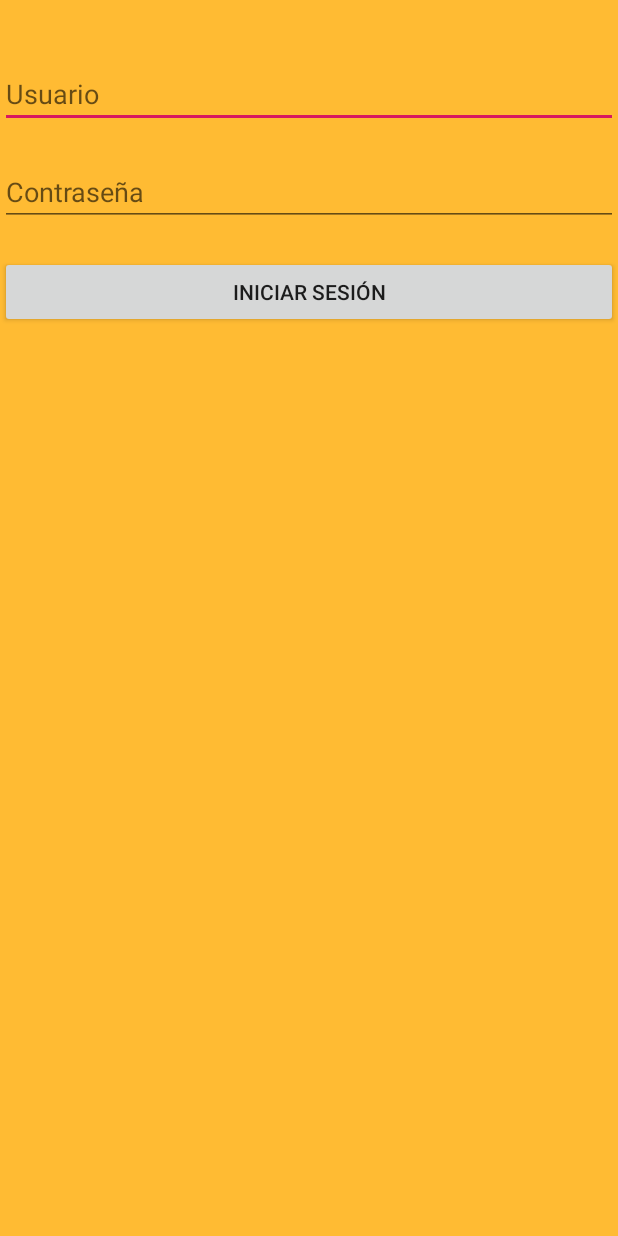
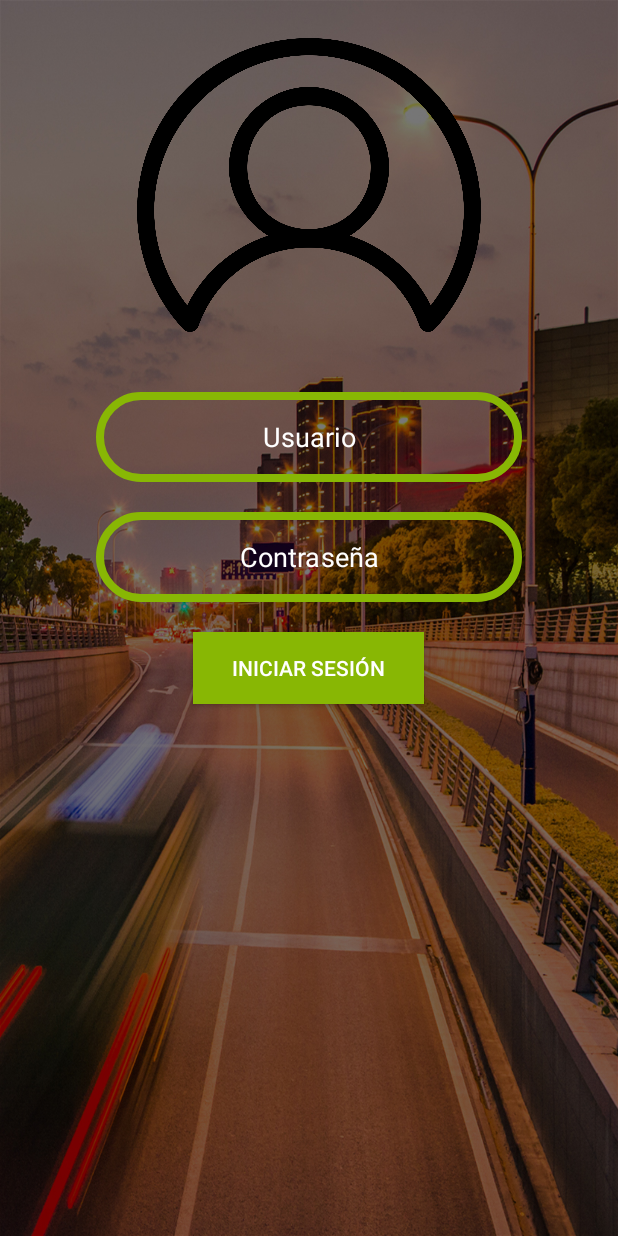
Before and after one commit to AlorenaP/AplicacionAdmin, an Android app: the Login screen opened directly, with no data from a screen before it, on a phone screen of 412 x 824 dp. Run offline under Robolectric (Android 15) with nearby library versions, the phone set to English and light mode, and no system bars.

```diff
--- a/app/src/main/java/com/example/lorena/releasemaps/Login.java
+++ b/app/src/main/java/com/example/lorena/releasemaps/Login.java
@@ -28,8 +28,6 @@ public class Login extends AppCompatActivity {
     private EditText cedula;
     private EditText password;
     private Button btnIngresar;
-    String rol;
-    public final static String ADMINISTRADOR="Administrador";
 
 
     @Override
@@ -46,40 +44,19 @@ public class Login extends AppCompatActivity {
             public void onClick(View v) {
                 final String userName=cedula.getText().toString();
                 final String contra=password.getText().toString();
-
                 if (userName.isEmpty() || contra.isEmpty()) {
 
                     Toast.makeText(Login.this, "Ingresa los campos requeridos", Toast.LENGTH_SHORT).show();
 
                 } else {
                     new BackgroundWorker().execute(userName, contra);
+                    cedula.setText("");
+                    password.setText("");
                 }
             }
         });
 
     }
-
-   /** public void onClic(View v){
-
-        if (cedula.getText().toString().isEmpty() || password.getText().toString().isEmpty()) {
-
-            Toast.makeText(Login.this, "Ingresa los campos requeridos", Toast.LENGTH_SHORT).show();
-
-        } else {
-           // loginUsuario(cedula.getText().toString(), password.getText().toString());
-            BackgroundWorker backgroundWorker= new BackgroundWorker(this);
-            backgroundWorker.execute(rol, cedula.getText().toString(), password.getText().toString());
-            if(rol.equals(ADMINISTRADOR)){
-                Intent iOperario= new Intent(Login.this, Inicio.class);
-                startActivity(iOperario);
-            }else if(!rol.equals(ADMINISTRADOR)){
-
-                Toast.makeText(Login.this, "Su rol no tiene privilegios de administrador", Toast.LENGTH_SHORT).show();
-            }
-        }
-
-    }**/
-
 
 
     public class BackgroundWorker extends AsyncTask<String, String, String> {
@@ -121,7 +98,6 @@ public class Login extends AppCompatActivity {
                 // setDoInput and setDoOutput method depict handling of both send and receive
                 conn.setDoInput(true);
                 conn.setDoOutput(true);
-                // Ext. 8331.
                 // Append parameters to URL
                 Uri.Builder builder = new Uri.Builder()
                         .appendQueryParameter("cedula", params[0])
@@ -155,16 +131,13 @@ public class Login extends AppCompatActivity {
                     BufferedReader reader = new BufferedReader(new InputStreamReader(input));
                     StringBuilder result = new StringBuilder();
                     String line;
-
                     while ((line = reader.readLine()) != null) {
                         result.append(line);
                     }
-
                     // Pass data to onPostExecute method
                     return (result.toString());
 
                 } else {
-
                     return ("unsuccessful");
                 }
 
@@ -189,15 +162,13 @@ public class Login extends AppCompatActivity {
             } else if (result.equalsIgnoreCase("false")) {
 
                 // If username and password does not match display a error message
-                Toast.makeText(Login.this, "Invalid userename or password", Toast.LENGTH_LONG);
+                Toast.makeText(Login.this, "El usuario o la contraseña es invalidad", Toast.LENGTH_LONG).show();
 
             } else if (result.equalsIgnoreCase("exception") || result.equalsIgnoreCase("unsuccessful")) {
 
-                Toast.makeText(Login.this, "OOPs! Something went wrong. Connection Problem.", Toast.LENGTH_LONG);
+                Toast.makeText(Login.this, "OOPs! Something went wrong. Connection Problem.", Toast.LENGTH_LONG).show();
 
             }
         }
     }
-
-
 }
--- /dev/null
+++ b/app/src/main/res/drawable/rounded_edittext.xml
@@ -0,0 +1,14 @@
+<?xml version="1.0" encoding="utf-8"?>
+<shape xmlns:android="http://schemas.android.com/apk/res/android"
+    android:shape="rectangle"
+    android:padding="15dp"
+    >
+    <corners
+        android:bottomRightRadius="40dp"
+        android:bottomLeftRadius="40dp"
+        android:topLeftRadius="40dp"
+        android:topRightRadius="40dp"/>
+    <stroke
+        android:width="8px"
+        android:color="@color/colorAccent" />
+</shape>
--- a/app/src/main/res/layout/activity_login.xml
+++ b/app/src/main/res/layout/activity_login.xml
@@ -3,29 +3,52 @@
     xmlns:tools="http://schemas.android.com/tools"
     android:layout_width="match_parent"
     android:layout_height="match_parent"
-    android:background="@android:color/holo_orange_light"
+    android:background="@drawable/background"
     android:orientation="vertical"
     tools:context=".Login">
+
+    <ImageView
+        android:layout_width="229dp"
+        android:layout_height="196dp"
+        android:layout_gravity="center"
+        android:layout_marginTop="25dp"
+        android:background="@drawable/logo" />
+
     <EditText
         android:id="@+id/editCedula"
-        android:layout_width="match_parent"
+        android:layout_width="284dp"
+        android:layout_height="60dp"
+        android:layout_gravity="center"
+        android:layout_marginTop="40dp"
+        android:background="@drawable/rounded_edittext"
+        android:ems="10"
+        android:gravity="center"
         android:hint="Usuario"
-        android:layout_height="wrap_content"
-        android:layout_marginTop="40dp"
-        android:ems="10"
-        android:inputType="numberDecimal" />
+        android:inputType="numberDecimal"
+        android:textColor="#FFFFFF"
+        android:textColorHint="#FFFFFF" />
+
     <EditText
         android:id="@+id/editPassword"
-        android:layout_width="match_parent"
-        android:layout_height="wrap_content"
+        android:layout_width="284dp"
+        android:layout_height="60dp"
+        android:layout_gravity="center"
+        android:layout_marginTop="20dp"
+        android:background="@drawable/rounded_edittext"
+        android:ems="10"
+        android:gravity="center"
         android:hint="Contraseña"
-        android:layout_marginTop="20dp"
-        android:ems="10"
-        android:inputType="textPassword" />
+        android:inputType="textPassword"
+        android:textColor="#FFFFFF"
+        android:textColorHint="#FFFFFF" />
+
     <Button
         android:id="@+id/btnIngresar"
-        android:layout_width="match_parent"
+        android:layout_width="154dp"
         android:layout_height="wrap_content"
+        android:layout_gravity="center"
         android:layout_marginTop="20dp"
-        android:text="Iniciar Sesión" />
+        android:background="@color/colorAccent"
+        android:text="Iniciar Sesión"
+        android:textColor="#FFFFFF" />
 </LinearLayout>
--- a/app/src/main/res/values/colors.xml
+++ b/app/src/main/res/values/colors.xml
@@ -2,5 +2,5 @@
 <resources>
     <color name="colorPrimary">#008577</color>
     <color name="colorPrimaryDark">#005748</color>
-    <color name="colorAccent">#D81860</color>
+    <color name="colorAccent">#88B704</color>
 </resources>
```
Also changed, not shown: app/src/main/java/com/example/lorena/releasemaps/MapsActivity.java (+59 -15 lines), app/src/main/res/layout/activity_maps.xml (+9 -12 lines), app/src/main/res/drawable/background.jpg (added), app/src/main/res/drawable/logo.png (added).
